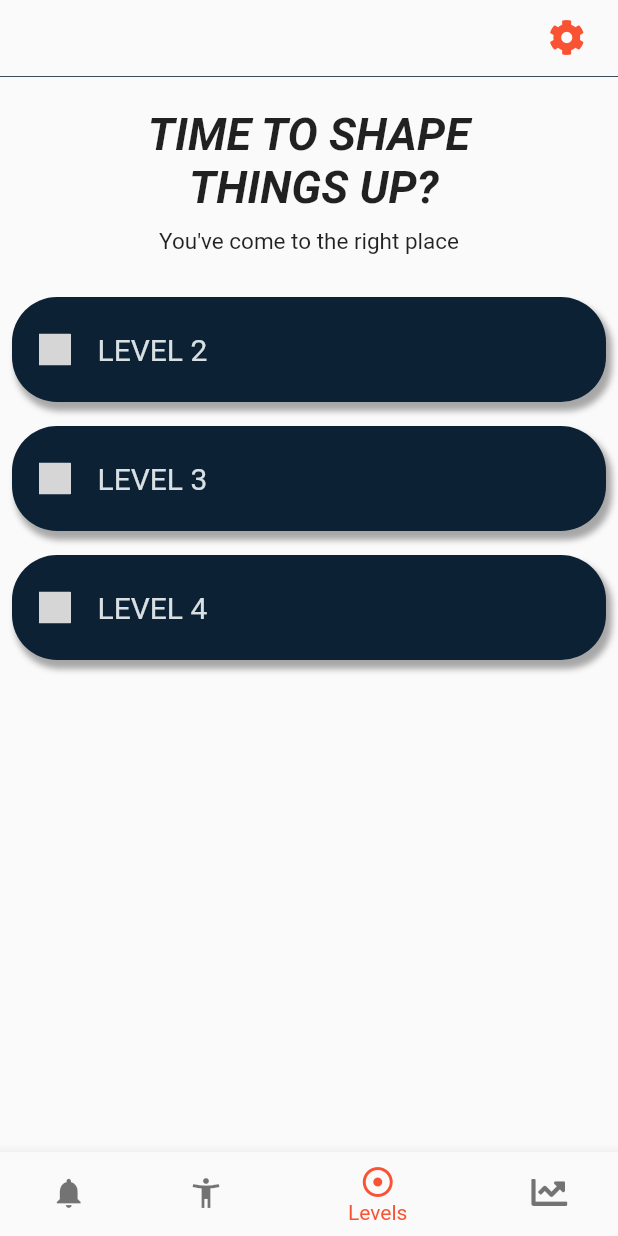
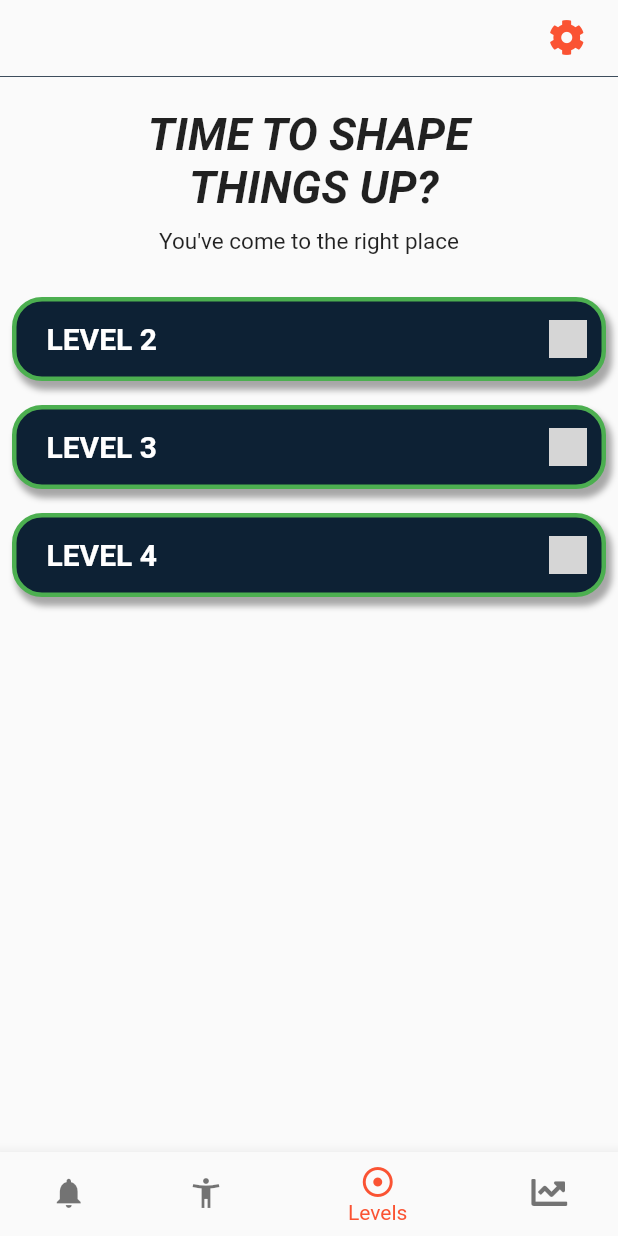
Before and after one commit to joakiti/PushupsApp, a Flutter app: the MainPage screen opened by its route, swiped to page 3, on a phone screen of 412 x 824 dp. Run offline on Flutter 3.47's test engine with Material 2 defaults, Android fonts, the phone set to English and light mode, and no system bars; drawn by our look-alikes of flare_flutter; our stand-ins replace bloc, dotted_border, equatable, firebase_auth, flutter_bloc, flutter_svg and 5 more; accounts and stored records are empty; Roboto replaces fonts that are missing (RobotoMedium); grey boxes are pictures that could not be loaded.

Commit message:
Added green lines around levels in app.

```diff
--- a/lib/components/level_selection.dart
+++ b/lib/components/level_selection.dart
@@ -2,6 +2,7 @@ import 'dart:io';
 
 import 'package:flutter/cupertino.dart';
 import 'package:flutter/material.dart';
+import 'package:project_nash_equilibrium/helpers/TextStyleProvider.dart';
 import 'package:project_nash_equilibrium/models/sets/set_level.dart';
 import "package:flare_flutter/flare_actor.dart" as flare;
 
@@ -122,6 +123,7 @@ class _SectionState extends State<MenuSection>
         },
         child: Container(
             decoration: BoxDecoration(
+              border: Border.all(color: Colors.green, width: 3),
                 boxShadow: [
                   BoxShadow(
 
@@ -134,42 +136,45 @@ class _SectionState extends State<MenuSection>
                     ),
                   )
                 ],
-                borderRadius: BorderRadius.circular(30.0),
+                borderRadius: BorderRadius.circular(20.0),
                 color: widget.backgroundColor),
             child: Stack(
               children: <Widget>[
                 Column(children: <Widget>[
                   Container(
-                      height: 70.0,
+                      height: 50.0,
                       child: Row(
-                        crossAxisAlignment: CrossAxisAlignment.center,
+                        mainAxisAlignment: MainAxisAlignment.spaceBetween,
                         children: [
-                          Container(
-                            height: 21.0,
-                            width: 21.0,
-                            margin: EdgeInsets.all(18.0),
+                          Padding(
+                            padding: const EdgeInsets.only(left: 20.0),
+                            child: Text(
+                              "LEVEL " + widget.setLevel.level.toString(),
+                              style: TextStyleProvider.bold(20),
+                            ),
+                          ),
+                          Align(alignment: Alignment.centerRight,
+                            child: Container(
+                              height: 25.0,
+                              width: 25.0,
+                              margin: EdgeInsets.only(right: 10),
+                              decoration: BoxDecoration(borderRadius: BorderRadius.circular(45), color: Colors.grey.withOpacity(0.4)),
 
-                            /// Another [FlareActor] widget that
-                            /// you can experiment with here: https://www.2dimensions.com/a/pollux/files/flare/expandcollapse/preview
-                            child: flare.FlareActor(
-                                "assets/flare/ExpandCollapse.flr",
-                                color: widget.accentColor,
-                                animation: _isExpanded ? "Collapse" : "Expand"),
+                              /// Another [FlareActor] widget that
+                              /// you can experiment with here: https://www.2dimensions.com/a/pollux/files/flare/expandcollapse/preview
+                              child: flare.FlareActor(
+                                  "assets/flare/ExpandCollapse.flr",
+                                  color: Theme.of(context).primaryColor,
+                                  animation: _isExpanded ? "Collapse" : "Expand"),
+                            ),
                           ),
-                          Text(
-                            "LEVEL " + widget.setLevel.level.toString(),
-                            style: TextStyle(
-                                fontSize: 20.0,
-                                fontFamily: "RobotoMedium",
-                                color: widget.accentColor),
-                          )
                         ],
                       )),
                   SizeTransition(
                       sizeFactor: _sizeAnimation,
                       child: Container(
                           decoration: BoxDecoration(
-                              borderRadius: BorderRadius.circular(30.0),
+                              borderRadius: BorderRadius.circular(20.0),
                               color: Colors.white10),
                           child: Padding(
                               padding: EdgeInsets.only(
--- a/lib/pages/main/mainPage/levelsPage.dart
+++ b/lib/pages/main/mainPage/levelsPage.dart
@@ -2,10 +2,9 @@ import 'package:flutter/material.dart';
 import 'package:flutter_bloc/flutter_bloc.dart';
 import 'package:project_nash_equilibrium/components/level_selection.dart';
 import 'package:project_nash_equilibrium/helpers/helpers.dart';
-import 'package:project_nash_equilibrium/models/sets/set_level.dart';
-import 'package:project_nash_equilibrium/models/sets/sets.dart';
 import 'package:project_nash_equilibrium/interfaces/MainPageInterface.dart';
 import 'package:project_nash_equilibrium/models/repositories/repository.dart';
+import 'package:project_nash_equilibrium/models/sets/set_level.dart';
 
 class LevelsPage extends StatefulWidget implements MainPageInterface {
   @override
--- a/lib/pages/workoutPage/chill_area.dart
+++ b/lib/pages/workoutPage/chill_area.dart
@@ -120,7 +120,7 @@ class _ChillAreaCardState extends State<ChillAreaCard> with WorkoutPop {
           child: Stack(
             children: <Widget>[
               Transform.translate(
-                offset: Offset(0, 165),
+                offset: Offset(0, height - 500),
                 child: Container(
                   child: WavesBackground([
                     Colors.lightBlue.withOpacity(0.9),
```
